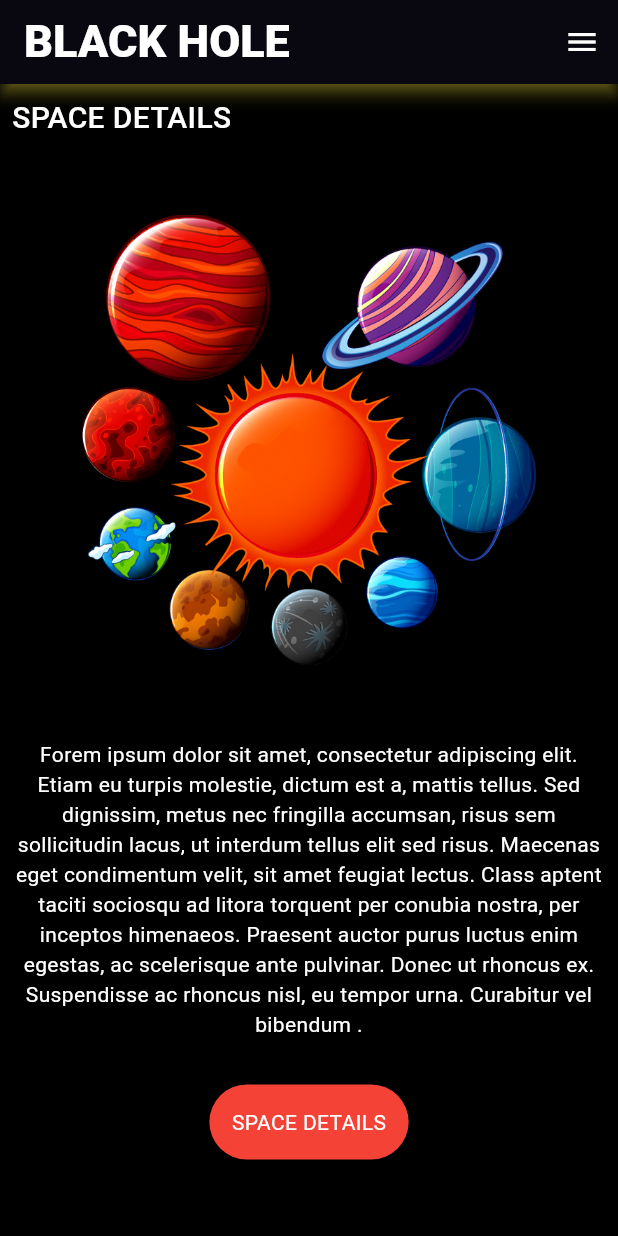
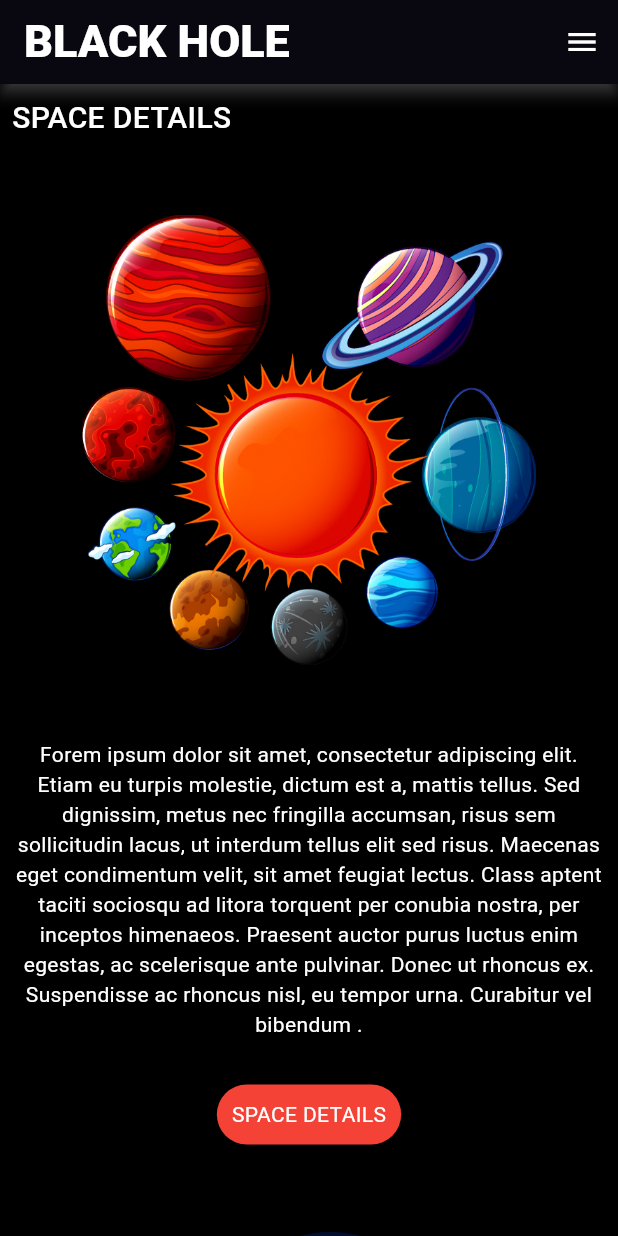
Before and after one commit to LakinduNethsara/Basic_Flutter_App, a Flutter app: the screen it shows after launch, on a phone screen of 412 x 824 dp. Run offline on Flutter 3.47's test engine with Material 3 defaults, Android fonts, the phone set to English and light mode, and no system bars.

Commit message:
Update main.dart

```diff
--- a/simple_app_project/lib/main.dart
+++ b/simple_app_project/lib/main.dart
@@ -16,7 +16,7 @@
         backgroundColor: Colors.black, //scaffold background color
         appBar: AppBar(
             backgroundColor: Colors.black, //app bar backkground color
-            shadowColor: Colors.yellow, //create a shadow color for the app bar
+            shadowColor: Colors.white38, //create a shadow color for the app bar
             elevation: 4, //Size of the shadow
             title: const Text(
               'BLACK HOLE',
@@ -78,7 +78,7 @@
                   onTap: () {},
                   child: Center(
                     child: Container(
-                      padding: const EdgeInsets.all(15),
+                      padding: const EdgeInsets.all(10),
                       decoration: BoxDecoration(
                         borderRadius: BorderRadius.circular(100),
                         color: Colors.red,
@@ -96,7 +96,8 @@
                 //Second screen
                 const SizedBox(height: 20),
                 Center(
-                  child: Image.asset("Assets/space2.png", height: 300),
+                  child:
+                      Image.asset("Assets/space2.png", height: 300, scale: 3),
                 ),
 
                 const Text(
@@ -105,6 +106,7 @@
                     color: Colors.white,
                     fontWeight: FontWeight.w400,
                   ),
+                  //textAlign: TextAlign.center,
                 ),
                 Padding(
                   padding: const EdgeInsets.all(30),
@@ -151,7 +153,85 @@
 
                 //Third screen----------------------------------
 
-                Image.asset("Assets/space3.png", height: 300),
+                Center(
+                    child: Image.asset("Assets/space3.png",
+                        height: 300, scale: 3)),
+                const SizedBox(
+                  height: 30,
+                ),
+                const Text(
+                  "Forem ipsum dolor sit amet, consectetur adipiscing elit. Etiam eu turpis molestie, dictum est a, mattis tellus. Sed dignissim, metus nec fringilla accumsan, risus sem sollicitudin lacus, ut interdum tellus elit sed.",
+                  style: TextStyle(
+                    color: Colors.white,
+                    fontWeight: FontWeight.w400,
+                  ),
+                  //textAlign: TextAlign.center,
+                ),
+                const SizedBox(
+                  height: 30,
+                ),
+
+                GestureDetector(
+                  onTap: () {},
+                  child: Center(
+                    child: Container(
+                      padding: const EdgeInsets.all(10),
+                      decoration: BoxDecoration(
+                        color: Colors.red,
+                        borderRadius: BorderRadius.circular(100),
+                      ),
+                      child: const Text(
+                        "SPACE DETAILS",
+                        style: TextStyle(
+                          color: Colors.white,
+                          fontWeight: FontWeight.w400,
+                        ),
+                      ),
+                    ),
+                  ),
+                ),
+                SizedBox(
+                  height: 30,
+                ),
+
+                //footer
+
+                Center(
+                  child: Container(
+                    height: 2,
+                    width: 400,
+                    decoration: const BoxDecoration(
+                      color: Colors.white30,
+                    ),
+                  ),
+                ),
+
+                const SizedBox(
+                  height: 10,
+                ),
+
+                const Text(
+                  "SPACE HOLE",
+                  style: TextStyle(
+                    color: Colors.white,
+                    fontWeight: FontWeight.w500,
+                    fontSize: 22,
+                  ),
+                ),
+
+                const SizedBox(
+                  height: 20,
+                ),
+                const Text(
+                  "Forem ipsum dolor sit amet, consectetur adipiscing elit. Etiam eu turpis molestie, dictum est a, mattis tellus. Sed dignissim, metus nec fringilla accumsan, risus sem sollicitudin lacus, ut interdum tellus elit sed.",
+                  style: TextStyle(
+                    color: Colors.white,
+                    fontWeight: FontWeight.w400,
+                  ),
+                ),
+                const SizedBox(
+                  height: 30,
+                ),
               ],
             ),
           ),
```
